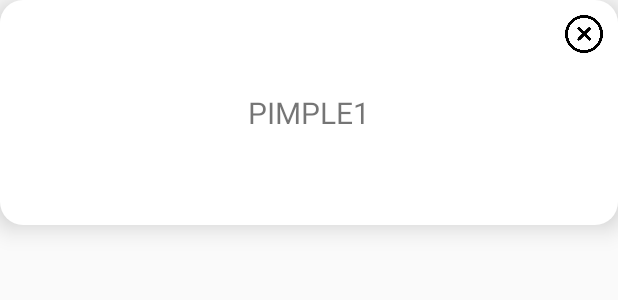
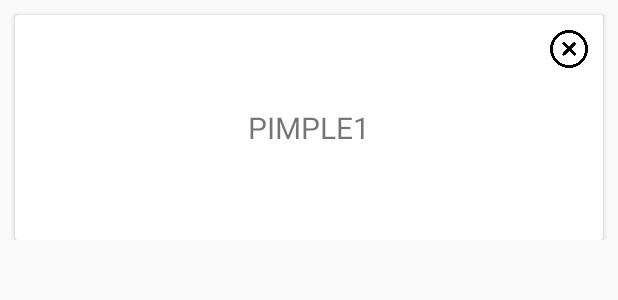
Before and after one commit to OneParkTwoLee/AcneAnalyzer, an Android app: the layout skin_picture_row.xml on its own in the app's theme, with its tools: preview values and no code run, on a phone screen of 412 x 824 dp. Shown: the top 300 px of the screen. Run offline under Robolectric (Android 15) with nearby library versions, the phone set to English and light mode, and no system bars.

Commit message:
TextView RecyclerView Text Complete

```diff
--- a/app/build.gradle
+++ b/app/build.gradle
@@ -30,5 +30,6 @@ dependencies {
     androidTestImplementation 'androidx.test.ext:junit:1.1.1'
     androidTestImplementation 'androidx.test.espresso:espresso-core:3.2.0'
     implementation 'androidx.recyclerview:recyclerview:1.0.0'
+    implementation "androidx.cardview:cardview:1.0.0"
 
 }
--- a/app/src/main/res/layout/skin_picture_row.xml
+++ b/app/src/main/res/layout/skin_picture_row.xml
@@ -1,28 +1,41 @@
 <?xml version="1.0" encoding="utf-8"?>
-<RelativeLayout
+
+<LinearLayout
     xmlns:android="http://schemas.android.com/apk/res/android"
     android:layout_width="match_parent"
-    android:layout_height="150dp"
-    android:background="@drawable/box_no_stroke"
-    android:elevation="10dp">
+    android:layout_height="wrap_content"
+    android:orientation="vertical">
 
+    <androidx.cardview.widget.CardView
+        xmlns:card_view="https://schemas.android.com/apk/res-auto"
+        android:id="@+id/card_veiw"
+        android:layout_width="match_parent"
+        android:layout_height="wrap_content"
+        android:layout_marginTop="10dp"
+        android:layout_marginRight="10dp"
+        android:layout_marginLeft="10dp"
+        card_view:cardCornerRadius="40dp">
+        <RelativeLayout
+            android:layout_width="wrap_content"
+            android:layout_height="wrap_content">
             <TextView
                 android:id="@+id/skin_TextView"
                 android:layout_width="match_parent"
-        android:layout_height="match_parent"
+                android:layout_height="150dp"
                 android:text="PIMPLE1"
                 android:padding="10dp"
                 android:textSize="20dp"
                 android:layout_centerInParent="true"
                 android:gravity="center"/>
-
-    <ImageButton
+            <Button
                 android:id="@+id/skin_closeBtn"
                 android:layout_width="25dp"
                 android:layout_height="25dp"
                 android:layout_margin="10dp"
                 android:background="@drawable/close"
-        android:layout_alignRight="@id/skin_TextView"
-        />
+                android:layout_alignRight="@id/skin_TextView" />
+        </RelativeLayout>
+    </androidx.cardview.widget.CardView>
 
-</RelativeLayout>
+
+</LinearLayout>
--- a/app/src/main/res/values/colors.xml
+++ b/app/src/main/res/values/colors.xml
@@ -6,7 +6,7 @@
     <color name="colorWhite">#FFF</color>
     <color name="colorBlack">#000</color>
     <color name="colorDarkSky">#e1e8ed</color>
-    <color name="colorLightGray">#fafafa</color>
+    <color name="colorLightGray">#f2f2f2</color>
     <color name="colorMiddleGray">#696969</color>
     <color name="colorDarkGray">#474747</color>
     <color name="colorDarkRed">#D1090B</color>
```
Also changed, not shown: app/src/main/java/com/onePtwoL/acneanalyzer/MainActivity.java (+35 -1 lines), app/src/main/java/com/onePtwoL/acneanalyzer/MyAdapter.java (added, +57 -0 lines), app/src/main/java/com/onePtwoL/acneanalyzer/Skin.java (added, +18 -0 lines). Lines whose indentation alone changed are shown as unchanged.
